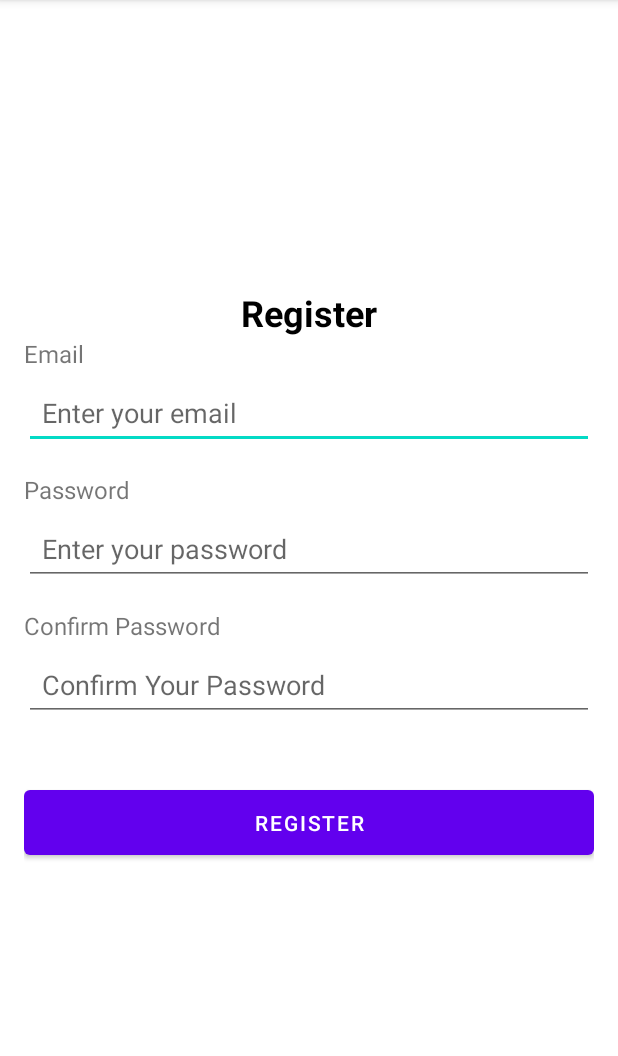
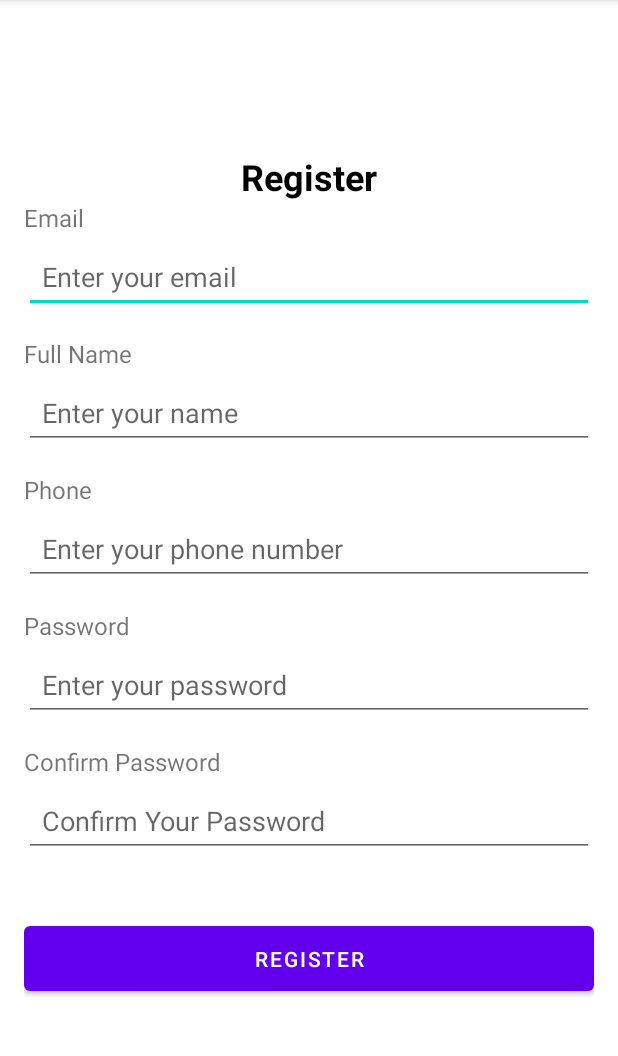
Before and after one commit to s3986423/Vacaybay, an Android app: the RegisterActivity screen opened directly, with no data from a screen before it, on a phone screen of 412 x 824 dp, the part 84-1140 px from its top. Run offline under Robolectric (Android 15) with nearby library versions, the phone set to English and light mode, and no system bars; our stand-ins replace Firebase (no records; nobody signed in at launch, a user with empty details on screens opened directly).

Commit message:
Change register front-end

```diff
--- a/app/src/main/res/layout/activity_register.xml
+++ b/app/src/main/res/layout/activity_register.xml
@@ -33,6 +33,42 @@
         android:layout_marginBottom="16dp"
         android:padding="12dp"
         android:hint="@string/enter_your_email"/>
+
+    <TextView
+        android:id="@+id/name_title"
+        android:layout_width="match_parent"
+        android:layout_height="wrap_content"
+        android:text="@string/name_title"
+        android:textSize="16sp"
+        android:layout_marginBottom="4dp"/>
+
+    <EditText
+        android:id="@+id/name_field"
+        android:layout_width="match_parent"
+        android:layout_height="wrap_content"
+        android:importantForAutofill="no"
+        android:inputType="text"
+        android:layout_marginBottom="16dp"
+        android:padding="12dp"
+        android:hint="@string/enter_your_name"/>
+
+    <TextView
+        android:id="@+id/phone_title"
+        android:layout_width="match_parent"
+        android:layout_height="wrap_content"
+        android:text="@string/phone_title"
+        android:textSize="16sp"
+        android:layout_marginBottom="4dp"/>
+
+    <EditText
+        android:id="@+id/phone_field"
+        android:layout_width="match_parent"
+        android:layout_height="wrap_content"
+        android:layout_marginBottom="16dp"
+        android:hint="@string/enter_your_phone"
+        android:importantForAutofill="no"
+        android:inputType="phone"
+        android:padding="12dp" />
 
     <TextView
         android:id="@+id/pwd_title"
--- a/app/src/main/res/values/strings.xml
+++ b/app/src/main/res/values/strings.xml
@@ -14,6 +14,10 @@
     <string name="register">Register</string>
     <string name="register_title">Register</string>
     <string name="email_title">Email</string>
+    <string name="name_title">Full Name</string>
+    <string name="enter_your_name">Enter your name</string>
+    <string name="phone_title">Phone</string>
+    <string name="enter_your_phone">Enter your phone number</string>
     <string name="password_title">Password</string>
     <string name="confirm_password">Confirm Password</string>
     <string name="confirm_your_password">Confirm Your Password</string>
```
